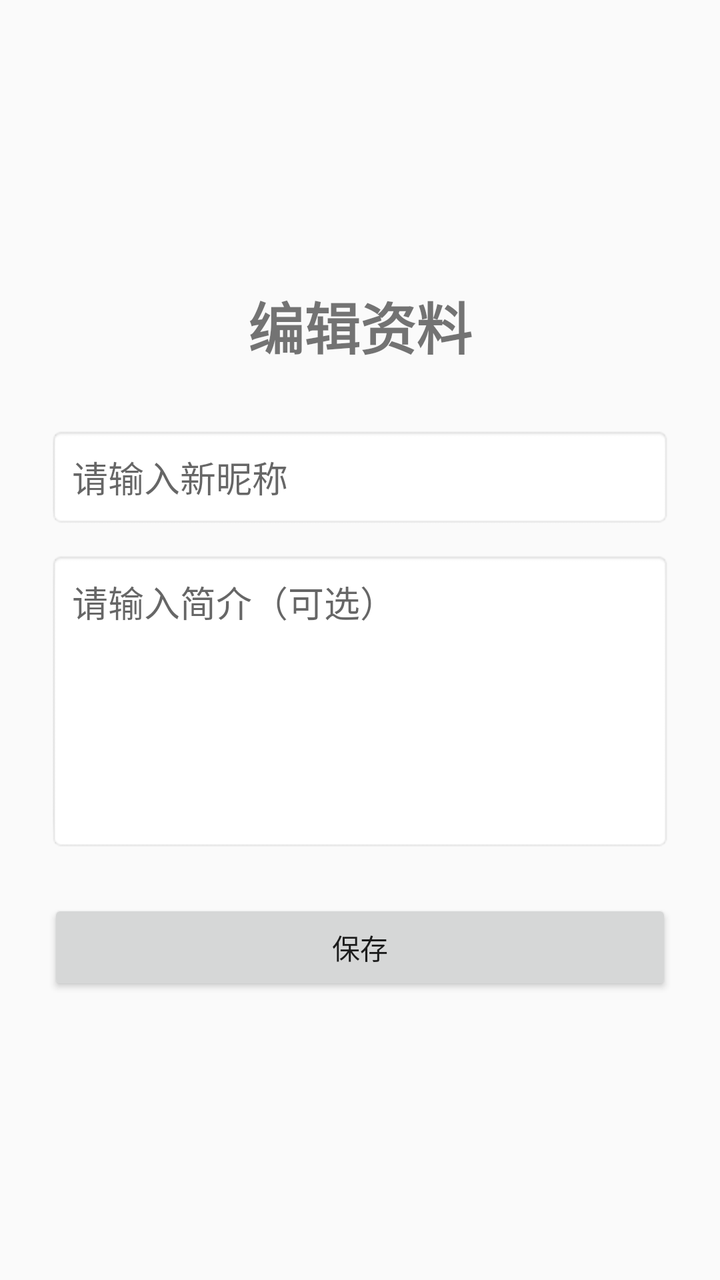
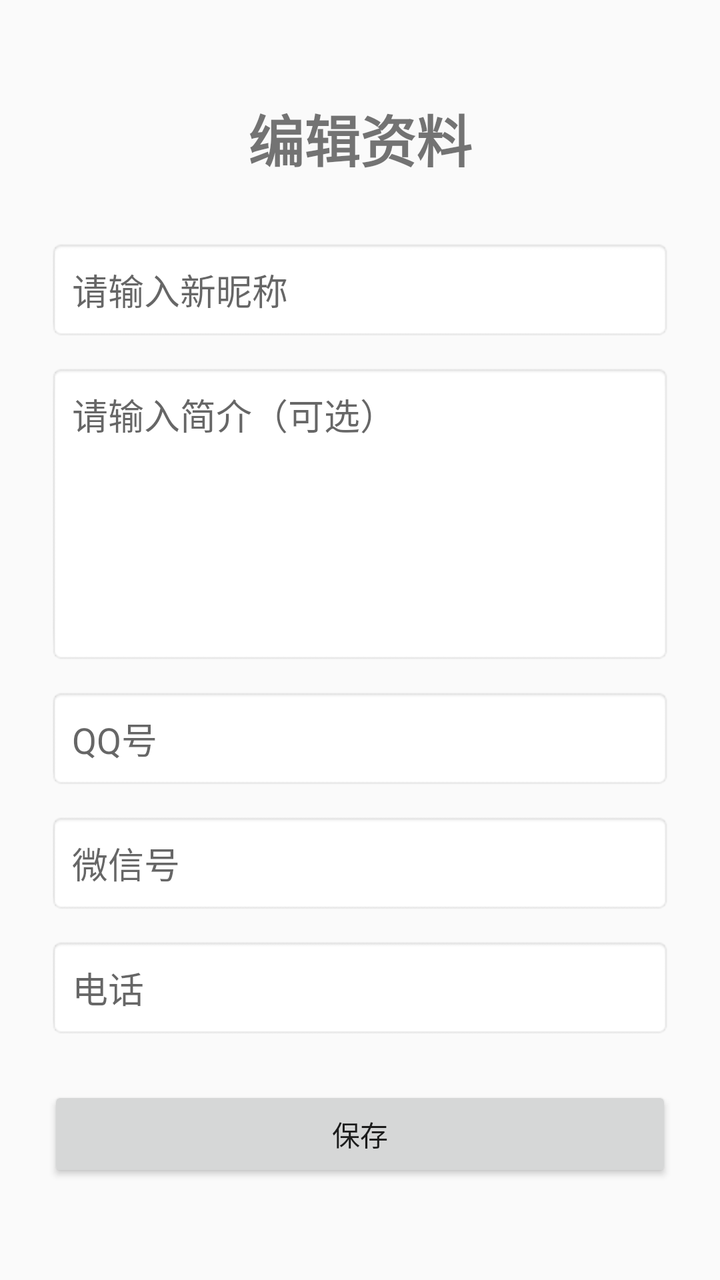

Before-and-after screenshots of an Android layout around one commit, followed by the original layout XML and the change that was made.
<!-- AndroidManifest.xml: application theme Theme.DShare -->
<!-- res/layout/activity_edit_profile.xml -->
<?xml version="1.0" encoding="utf-8"?>
<LinearLayout xmlns:android="http://schemas.android.com/apk/res/android"
    android:layout_width="match_parent"
    android:layout_height="match_parent"
    android:orientation="vertical"
    android:padding="24dp"
    android:gravity="center">
    <TextView
        android:layout_width="wrap_content"
        android:layout_height="wrap_content"
        android:text="@string/edit_profile_title"
        android:textSize="28sp"
        android:textStyle="bold"
        android:layout_marginBottom="30dp" />
    <EditText
        android:id="@+id/et_nickname"
        android:layout_width="match_parent"
        android:layout_height="wrap_content"
        android:hint="@string/nickname_hint_edit"
        android:inputType="text"
        android:padding="12dp"
        android:background="@android:drawable/editbox_background" />
    <EditText
        android:id="@+id/et_bio"
        android:layout_width="match_parent"
        android:layout_height="150dp"
        android:hint="@string/bio_hint"
        android:inputType="textMultiLine"
        android:gravity="top"
        android:padding="12dp"
        android:background="@android:drawable/editbox_background"
        android:layout_marginTop="12dp" />
    <Button
        android:id="@+id/btn_save_profile"
        android:layout_width="match_parent"
        android:layout_height="wrap_content"
        android:text="@string/save"
        android:layout_marginTop="24dp" />
</LinearLayout>
<!-- resources referenced by this layout -->
<resources>
  <string name="bio_hint">请输入简介（可选）</string>
  <string name="edit_profile_title">编辑资料</string>
  <string name="nickname_hint_edit">请输入新昵称</string>
  <string name="save">保存</string>
  <style name="Theme.DShare" parent="Theme.AppCompat.Light.NoActionBar">
          <item name="colorPrimary">@color/primary</item>
          <item name="colorPrimaryDark">@color/primary_dark</item>
          <item name="colorAccent">@color/accent</item>
      </style>
  <color name="primary">#1565C0</color>
  <color name="primary_dark">#0D47A1</color>
  <color name="accent">#FFD700</color>
</resources>

<!-- the commit's change to res/layout/activity_edit_profile.xml (unified diff, before → after) -->
@@ -30,6 +30,33 @@
         android:padding="12dp"
         android:background="@android:drawable/editbox_background"
         android:layout_marginTop="12dp" />
+    <EditText
+        android:id="@+id/et_qq"
+        android:layout_width="match_parent"
+        android:layout_height="wrap_content"
+        android:hint="QQ号"
+        android:inputType="text"
+        android:padding="12dp"
+        android:background="@android:drawable/editbox_background"
+        android:layout_marginTop="12dp" />
+    <EditText
+        android:id="@+id/et_wechat"
+        android:layout_width="match_parent"
+        android:layout_height="wrap_content"
+        android:hint="微信号"
+        android:inputType="text"
+        android:padding="12dp"
+        android:background="@android:drawable/editbox_background"
+        android:layout_marginTop="12dp" />
+    <EditText
+        android:id="@+id/et_phone"
+        android:layout_width="match_parent"
+        android:layout_height="wrap_content"
+        android:hint="电话"
+        android:inputType="phone"
+        android:padding="12dp"
+        android:background="@android:drawable/editbox_background"
+        android:layout_marginTop="12dp" />
     <Button
         android:id="@+id/btn_save_profile"
         android:layout_width="match_parent"
